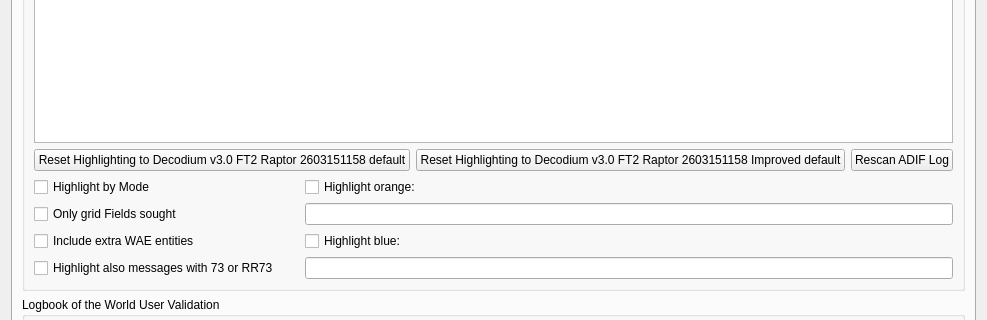
Qt form Configuration.ui (iu8lmc/Decodium-3.0-Codename-Raptor) before a commit; both pictures show x 0 to 987 and y 124 to 444 of the 987 by 716 pixel window.
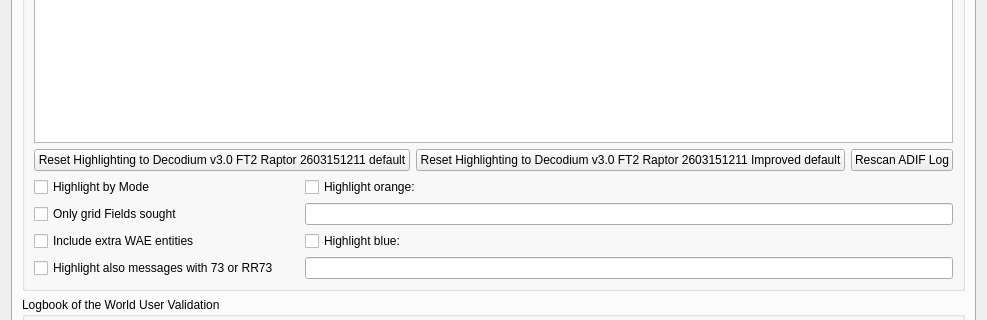
The same form after that commit. The open tabs and pages were chosen to show the change. Custom widgets are drawn as their Qt base class.

The edit to the form file:
```diff
--- a/Configuration.ui
+++ b/Configuration.ui
@@ -2828,14 +2828,14 @@
                <string>&lt;html&gt;&lt;head/&gt;&lt;body&gt;&lt;p&gt;Push to reset all highlight items above to default values and priorities.&lt;/p&gt;&lt;/body&gt;&lt;/html&gt;</string>
               </property>
               <property name="text">
-               <string>Reset Highlighting to Decodium v3.0 FT2 Raptor 2603151158 default</string>
+               <string>Reset Highlighting to Decodium v3.0 FT2 Raptor 2603151211 default</string>
               </property>
              </widget>
             </item>
             <item>
              <widget class="QPushButton" name="reset_highlighting_to_defaults2_push_button">
               <property name="text">
-               <string>Reset Highlighting to Decodium v3.0 FT2 Raptor 2603151158 Improved default</string>
+               <string>Reset Highlighting to Decodium v3.0 FT2 Raptor 2603151211 Improved default</string>
               </property>
              </widget>
             </item>
```
Left out of the diff: 14 changed lines with no effect on the pictures.
